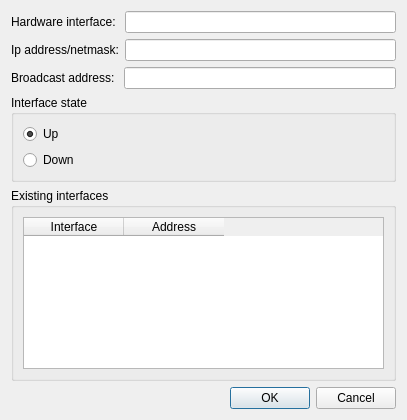
Old version of the form ui/addLink.ui in the repository slux83/visual-netkit.
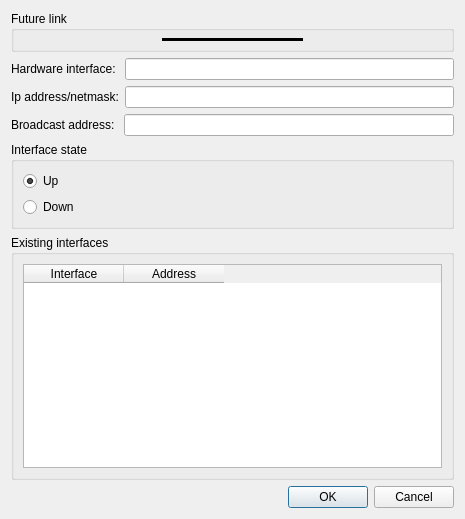
New version of the form.

The edit to the form file:
```diff
--- a/ui/addLink.ui
+++ b/ui/addLink.ui
@@ -5,14 +5,66 @@
    <rect>
     <x>0</x>
     <y>0</y>
-    <width>407</width>
-    <height>420</height>
+    <width>465</width>
+    <height>519</height>
    </rect>
   </property>
   <property name="windowTitle" >
    <string>Visual Netkit - Add link</string>
   </property>
   <layout class="QVBoxLayout" >
+   <item>
+    <widget class="QGroupBox" name="groupBox_3" >
+     <property name="title" >
+      <string>Future link</string>
+     </property>
+     <layout class="QVBoxLayout" >
+      <property name="leftMargin" >
+       <number>2</number>
+      </property>
+      <property name="topMargin" >
+       <number>2</number>
+      </property>
+      <property name="rightMargin" >
+       <number>2</number>
+      </property>
+      <property name="bottomMargin" >
+       <number>2</number>
+      </property>
+      <item>
+       <layout class="QHBoxLayout" >
+        <item>
+         <widget class="QLabel" name="label_4" >
+          <property name="text" >
+           <string/>
+          </property>
+         </widget>
+        </item>
+        <item>
+         <widget class="Line" name="line" >
+          <property name="frameShadow" >
+           <enum>QFrame::Plain</enum>
+          </property>
+          <property name="lineWidth" >
+           <number>3</number>
+          </property>
+          <property name="orientation" >
+           <enum>Qt::Horizontal</enum>
+          </property>
+         </widget>
+        </item>
+        <item>
+         <widget class="QLabel" name="label_5" >
+          <property name="text" >
+           <string/>
+          </property>
+         </widget>
+        </item>
+       </layout>
+      </item>
+     </layout>
+    </widget>
+   </item>
    <item>
     <layout class="QHBoxLayout" >
      <item>
```
